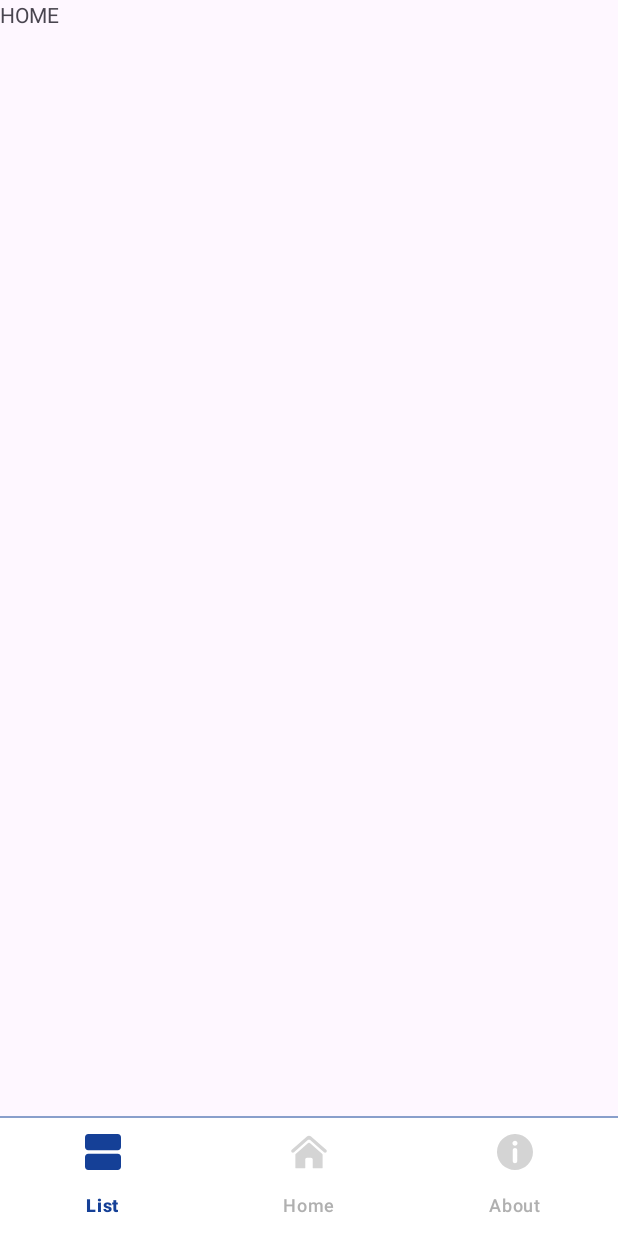
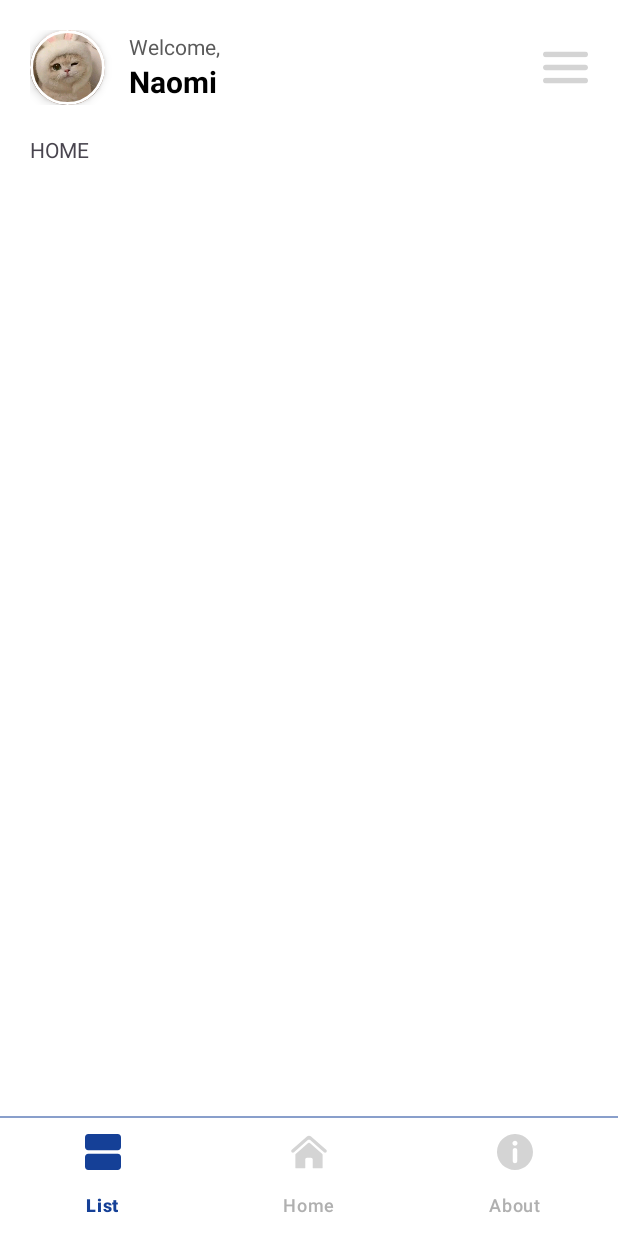
Before and after one commit to teresanaomii/animedxd, an Android app: the screen it shows after launch (MainActivity), on a phone screen of 412 x 824 dp. Run offline under Robolectric (Android 15) with nearby library versions, the phone set to English and light mode, and no system bars.

Commit message:
feat: add header

```diff
--- /dev/null
+++ b/app/src/main/res/drawable/bg_circle_profile.xml
@@ -0,0 +1,5 @@
+<?xml version="1.0" encoding="utf-8"?>
+<shape xmlns:android="http://schemas.android.com/apk/res/android"
+    android:shape="oval">
+    <stroke android:width="1dp" android:color="#E0E0E0" />
+</shape>
--- /dev/null
+++ b/app/src/main/res/drawable/ic_hamburger_menu.xml
@@ -0,0 +1,26 @@
+<vector xmlns:android="http://schemas.android.com/apk/res/android"
+    android:width="30dp"
+    android:height="30dp"
+    android:viewportWidth="75"
+    android:viewportHeight="75">
+  <path
+      android:pathData="M70.313,32.813L4.688,32.813C2.098,32.813 0,34.91 0,37.5C0,40.09 2.098,42.188 4.688,42.188L70.313,42.188C72.902,42.188 75,40.09 75,37.5C75,34.91 72.902,32.813 70.313,32.813ZM70.313,32.813"
+      android:fillColor="#d4d4d4"
+      android:fillType="nonZero"/>
+  <group>
+    <clip-path
+        android:pathData="M0,54L75,54L75,64.172L0,64.172ZM0,54"/>
+    <path
+        android:pathData="M70.313,54.688L4.688,54.688C2.098,54.688 0,56.785 0,59.375C0,61.965 2.098,64.063 4.688,64.063L70.313,64.063C72.902,64.063 75,61.965 75,59.375C75,56.785 72.902,54.688 70.313,54.688ZM70.313,54.688"
+        android:fillColor="#d4d4d4"
+        android:fillType="nonZero"/>
+  </group>
+  <group>
+    <clip-path
+        android:pathData="M0,10.922L75,10.922L75,21L0,21ZM0,10.922"/>
+    <path
+        android:pathData="M4.688,20.313L70.313,20.313C72.902,20.313 75,18.215 75,15.625C75,13.035 72.902,10.938 70.313,10.938L4.688,10.938C2.098,10.938 0,13.035 0,15.625C0,18.215 2.098,20.313 4.688,20.313ZM4.688,20.313"
+        android:fillColor="#d4d4d4"
+        android:fillType="nonZero"/>
+  </group>
+</vector>
--- a/app/src/main/res/layout/activity_main.xml
+++ b/app/src/main/res/layout/activity_main.xml
@@ -5,7 +5,73 @@
     xmlns:tools="http://schemas.android.com/tools"
     android:layout_width="match_parent"
     android:layout_height="match_parent"
+    android:background="@color/white"
     tools:context=".MainActivity">
+
+    <LinearLayout
+        android:id="@+id/headerLayout"
+        android:layout_width="0dp"
+        android:layout_height="wrap_content"
+        android:orientation="horizontal"
+        android:gravity="center_vertical"
+        android:padding="20dp"
+        app:layout_constraintTop_toTopOf="parent"
+        app:layout_constraintStart_toStartOf="parent"
+        app:layout_constraintEnd_toEndOf="parent">
+
+        <com.google.android.material.card.MaterialCardView
+            android:layout_width="50dp"
+            android:layout_height="50dp"
+            app:cardCornerRadius="25dp"
+            app:cardElevation="4dp"
+            app:strokeColor="@color/white"
+            app:strokeWidth="2dp"
+            >
+
+            <ImageView
+                android:id="@+id/profileImage"
+                android:layout_width="match_parent"
+                android:layout_height="match_parent"
+                android:src="@drawable/profile_pic"
+                android:scaleType="centerCrop"
+                android:contentDescription="Profile Picture" />
+
+        </com.google.android.material.card.MaterialCardView>
+
+        <LinearLayout
+            android:layout_width="0dp"
+            android:layout_height="wrap_content"
+            android:layout_weight="1"
+            android:orientation="vertical"
+            android:layout_marginStart="16dp">
+
+            <TextView
+                android:layout_width="wrap_content"
+                android:layout_height="wrap_content"
+                android:text="Welcome,"
+                android:textSize="14sp"
+                android:textColor="#5A5A5A" />
+
+            <TextView
+                android:id="@+id/userNameTextView"
+                android:layout_width="wrap_content"
+                android:layout_height="wrap_content"
+                android:text="Naomi"
+                android:textSize="20sp"
+                android:textStyle="bold"
+                android:textColor="#000000" />
+        </LinearLayout>
+
+        <ImageView
+            android:id="@+id/menuHamburger"
+            android:layout_width="wrap_content"
+            android:layout_height="wrap_content"
+            android:src="@drawable/ic_hamburger_menu"
+            android:contentDescription="Menu"
+            android:layout_gravity="center_vertical"
+            android:paddingStart="16dp" />
+
+    </LinearLayout>
 
 <!--    <TextView-->
 <!--        android:layout_width="wrap_content"-->
@@ -26,9 +92,11 @@
     <FrameLayout
         android:id="@+id/frame_layout"
         android:layout_width="0dp"
-        android:layout_height="match_parent"
-        app:layout_constraintBottom_toTopOf="parent"
-        app:layout_constraintTop_toTopOf="parent"
+        android:layout_height="0dp"
+        android:paddingStart="20dp"
+        android:paddingEnd="20dp"
+        app:layout_constraintTop_toBottomOf="@id/headerLayout"
+        app:layout_constraintBottom_toTopOf="@+id/bottomNavigationView"
         app:layout_constraintEnd_toEndOf="parent"
         app:layout_constraintStart_toStartOf="parent"/>
 
--- a/app/src/main/res/values/themes.xml
+++ b/app/src/main/res/values/themes.xml
@@ -6,4 +6,5 @@
     </style>
 
     <style name="Theme.Animedxd" parent="Base.Theme.Animedxd" />
+
 </resources>
```
Also changed, not shown: app/src/main/res/drawable/profile_pic.jpg (added).
